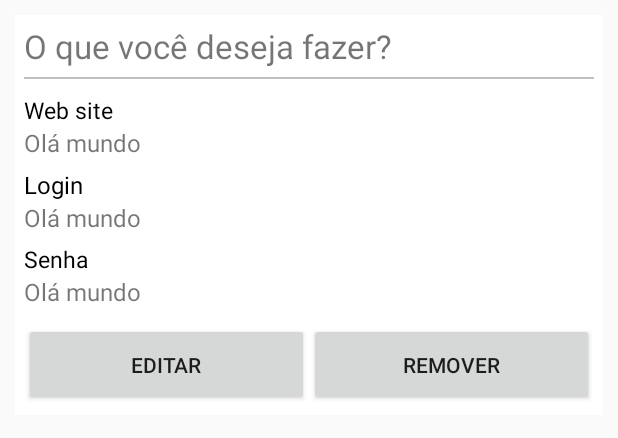
After one commit to SamirSales/android-password-keeper, an Android app: the layout dialog_options_registration.xml on its own in the app's theme, with its tools: preview values and no code run, on a phone screen of 412 x 824 dp. The commit adds this screen. Shown: the top 438 px of the screen. Run offline under Robolectric (Android 15) with nearby library versions, the phone set to English and light mode, and no system bars.

Commit message:
CRUD in progress

```diff
--- a/app/src/main/java/io/github/samirsamir/passwordkeeper/RegistrationListAdapter.java
+++ b/app/src/main/java/io/github/samirsamir/passwordkeeper/adapter/RegistrationListAdapter.java
@@ -1,4 +1,4 @@
-package io.github.samirsamir.passwordkeeper;
+package io.github.samirsamir.passwordkeeper.adapter;
 
 import android.content.Context;
 import android.view.LayoutInflater;
@@ -9,6 +9,7 @@ import android.widget.TextView;
 
 import java.util.List;
 
+import io.github.samirsamir.passwordkeeper.R;
 import io.github.samirsamir.passwordkeeper.entity.Registration;
 
 public class RegistrationListAdapter extends BaseAdapter{
--- a/app/src/main/java/io/github/samirsamir/passwordkeeper/dialog/RegistrationEditorDialog.java
+++ b/app/src/main/java/io/github/samirsamir/passwordkeeper/dialog/RegistrationEditorDialog.java
@@ -13,16 +13,12 @@ import io.github.samirsamir.passwordkeeper.R;
 public class RegistrationEditorDialog extends Dialog implements
         android.view.View.OnClickListener {
 
-    private Activity activity;
-    private Dialog dialog;
-    private Button btnSave;
     private EditText editSite, editLogin, editPassword;
 
     private RegistrationEditor registrationEditor;
 
     public RegistrationEditorDialog(Activity activity, RegistrationEditor registrationEditor) {
         super(activity);
-        this.activity = activity;
         this.registrationEditor = registrationEditor;
     }
 
@@ -32,7 +28,7 @@ public class RegistrationEditorDialog extends Dialog implements
 
         requestWindowFeature(Window.FEATURE_NO_TITLE);
         setContentView(R.layout.dialog_add_registration);
-        btnSave = findViewById(R.id.btn_save);
+        Button btnSave = findViewById(R.id.btn_save);
         editSite = findViewById(R.id.edit_site);
         editLogin = findViewById(R.id.edit_login);
         editPassword = findViewById(R.id.edit_password);
--- /dev/null
+++ b/app/src/main/res/layout/dialog_options_registration.xml
@@ -0,0 +1,100 @@
+<?xml version="1.0" encoding="utf-8"?>
+<RelativeLayout xmlns:android="http://schemas.android.com/apk/res/android"
+    android:layout_width="match_parent"
+    android:layout_height="wrap_content"
+    android:layout_margin="10dp"
+    android:background="#FFFFFF"
+    android:padding="6dp">
+
+    <TextView
+        android:id="@+id/text"
+        android:layout_width="match_parent"
+        android:layout_height="wrap_content"
+        android:textSize="22sp"
+        android:text="@string/what_to_do"/>
+
+    <View
+        android:id="@+id/separator"
+        android:layout_width="match_parent"
+        android:layout_height="1dp"
+        android:layout_below="@+id/text"
+        android:layout_marginTop="6dp"
+        android:background="#c0c0c0"/>
+
+    <LinearLayout
+        android:id="@+id/linear_layout"
+        android:layout_width="match_parent"
+        android:layout_height="wrap_content"
+        android:layout_below="@id/separator"
+        android:layout_marginTop="10dp"
+        android:orientation="vertical">
+
+        <TextView
+            android:layout_height="wrap_content"
+            android:layout_width="wrap_content"
+            android:text="@string/web_site"
+            android:textSize="15sp"
+            android:textColor="#000000"/>
+
+        <TextView
+            android:id="@+id/text_site"
+            android:layout_height="wrap_content"
+            android:layout_width="wrap_content"
+            android:text="@string/hello_world"
+            android:textSize="16sp"/>
+
+        <TextView
+            android:layout_height="wrap_content"
+            android:layout_width="wrap_content"
+            android:layout_marginTop="6dp"
+            android:text="@string/login"
+            android:textSize="16sp"
+            android:textColor="#000000"/>
+
+        <TextView
+            android:id="@+id/text_login"
+            android:layout_height="wrap_content"
+            android:layout_width="wrap_content"
+            android:text="@string/hello_world"
+            android:textSize="16sp"/>
+
+        <TextView
+            android:layout_height="wrap_content"
+            android:layout_width="wrap_content"
+            android:layout_marginTop="6dp"
+            android:text="@string/password"
+            android:textSize="15sp"
+            android:textColor="#000000"/>
+
+        <TextView
+            android:id="@+id/text_password"
+            android:layout_height="wrap_content"
+            android:layout_width="wrap_content"
+            android:text="@string/hello_world"
+            android:textSize="16sp"/>
+    </LinearLayout>
+
+    <LinearLayout
+        android:layout_width="match_parent"
+        android:layout_height="wrap_content"
+        android:layout_below="@id/linear_layout"
+        android:layout_marginTop="10dp"
+        android:orientation="horizontal"
+        android:weightSum="2">
+
+        <Button
+            android:id="@+id/btn_edit"
+            android:layout_width="match_parent"
+            android:layout_weight="1"
+            android:layout_height="55dp"
+            android:text="@string/edit"/>
+
+        <Button
+            android:id="@+id/btn_remove"
+            android:layout_width="match_parent"
+            android:layout_weight="1"
+            android:layout_height="55dp"
+            android:text="@string/remove"/>
+    </LinearLayout>
+
+</RelativeLayout>
--- a/app/src/main/res/values/strings.xml
+++ b/app/src/main/res/values/strings.xml
@@ -1,6 +1,6 @@
 <resources>
-    <string name="app_name">PasswordKeeper</string>
-    <string name="action_settings">Settings</string>
+    <string name="app_name">Password Keeper</string>
+    <string name="action_settings">Configurações</string>
     <string name="log_in">Entrar</string>
     <string name="new_registration">Nova inscrição</string>
     <string name="login">Login</string>
@@ -8,9 +8,17 @@
     <string name="save">Salvar</string>
     <string name="access_denied">Acesso Negado</string>
     <string name="no_registration_message">Nenhum registro foi encontrado</string>
-    <string name="hello_world">Hello world</string>
+    <string name="hello_world">Olá mundo</string>
     <string name="empty_fields_warning">Não deixe os campos em branco</string>
     <string name="web_site">Web site</string>
     <string name="repeated_registration_warning">Já existe registro desse site com esse login.</string>
     <string name="successfully_saved">Salvo com sucesso</string>
+    <string name="what_to_do">O que você deseja fazer?</string>
+    <string name="edit">Editar</string>
+    <string name="remove">Remover</string>
+    <string name="successfully_removed">Removido com sucesso</string>
+    <string name="remove_resgistration">Remover registro</string>
+    <string name="registration_remove_confirmation">Tem certeza que deseja remover esse registro?</string>
+    <string name="yes">Sim</string>
+    <string name="no">Não</string>
 </resources>
```
Also changed, not shown: app/src/main/java/io/github/samirsamir/passwordkeeper/activity/MainActivity.java (+55 -3 lines), app/src/main/java/io/github/samirsamir/passwordkeeper/dialog/RegistrationOptionsDialog.java (added, +70 -0 lines), app/src/main/res/drawable/ic_delete_black_24dp.xml (added, +9 -0 lines).
